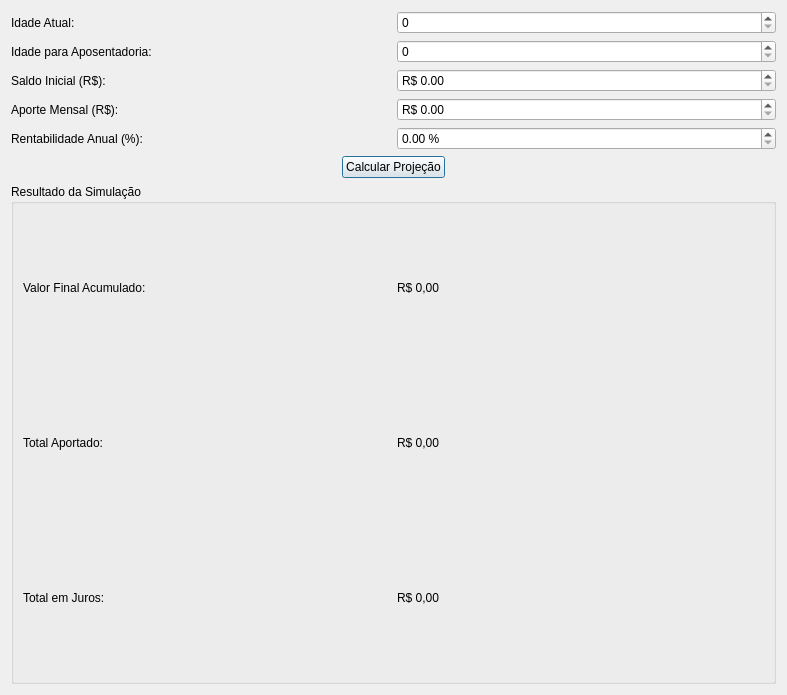
Qt form MeuCentavoApp/Designer/FormsDashboard/FormsRelatorios/dialogSimuladorAposentadoria.ui (bee0ne1/MeuCentavo) before a commit.
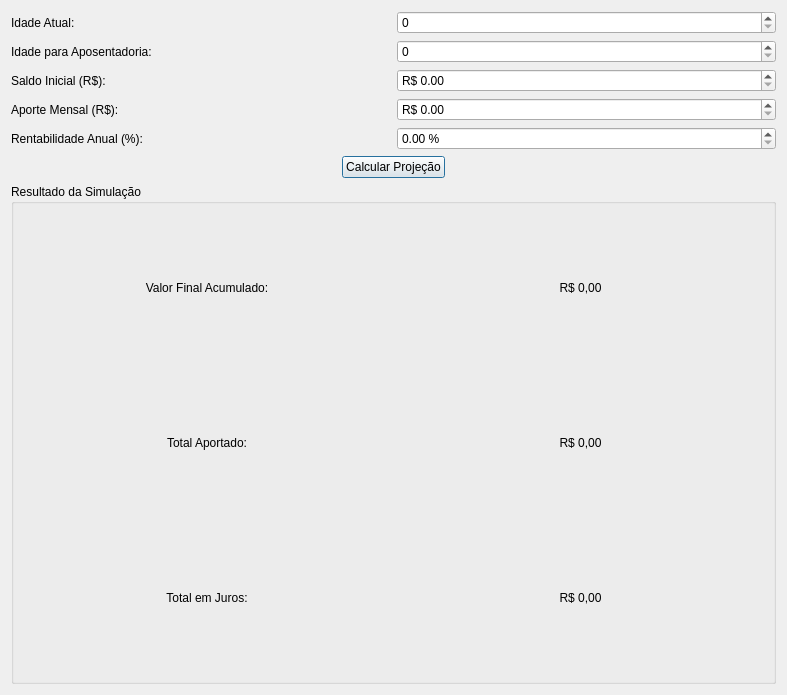
The same form after that commit.

Patch:
```diff
--- a/MeuCentavoApp/Designer/FormsDashboard/FormsRelatorios/dialogSimuladorAposentadoria.ui
+++ b/MeuCentavoApp/Designer/FormsDashboard/FormsRelatorios/dialogSimuladorAposentadoria.ui
@@ -13,9 +13,7 @@
   <property name="windowTitle">
    <string>dialogSimuladorAposentadoria</string>
   </property>
-  <layout class="QVBoxLayout" name="verticalLayout_2">
-   <item>
-    <layout class="QVBoxLayout" name="verticalLayout" stretch="1,0">
+  <layout class="QVBoxLayout" name="verticalLayout" stretch="1,0,1">
      <item>
       <layout class="QGridLayout" name="gridLayout_2">
        <item row="2" column="0">
@@ -125,8 +123,6 @@
        </item>
       </layout>
      </item>
-    </layout>
-   </item>
    <item>
     <widget class="QGroupBox" name="groupBox">
      <property name="title">
@@ -140,6 +136,9 @@
           <property name="text">
            <string>R$ 0,00</string>
           </property>
+          <property name="alignment">
+           <set>Qt::AlignmentFlag::AlignCenter</set>
+          </property>
          </widget>
         </item>
         <item row="0" column="0">
@@ -147,6 +146,9 @@
           <property name="text">
            <string>Valor Final Acumulado:</string>
           </property>
+          <property name="alignment">
+           <set>Qt::AlignmentFlag::AlignCenter</set>
+          </property>
          </widget>
         </item>
         <item row="1" column="0">
@@ -154,6 +156,9 @@
           <property name="text">
            <string>Total Aportado:</string>
           </property>
+          <property name="alignment">
+           <set>Qt::AlignmentFlag::AlignCenter</set>
+          </property>
          </widget>
         </item>
         <item row="1" column="1">
@@ -161,6 +166,9 @@
           <property name="text">
            <string>R$ 0,00</string>
           </property>
+          <property name="alignment">
+           <set>Qt::AlignmentFlag::AlignCenter</set>
+          </property>
          </widget>
         </item>
         <item row="2" column="0">
@@ -168,6 +176,9 @@
           <property name="text">
            <string>Total em Juros:</string>
           </property>
+          <property name="alignment">
+           <set>Qt::AlignmentFlag::AlignCenter</set>
+          </property>
          </widget>
         </item>
         <item row="2" column="1">
@@ -175,6 +186,9 @@
           <property name="text">
            <string>R$ 0,00</string>
           </property>
+          <property name="alignment">
+           <set>Qt::AlignmentFlag::AlignCenter</set>
+          </property>
          </widget>
         </item>
        </layout>
```
Left out of the diff: 62 changed lines with no effect on the pictures. Lines whose indentation alone changed are shown as unchanged.
